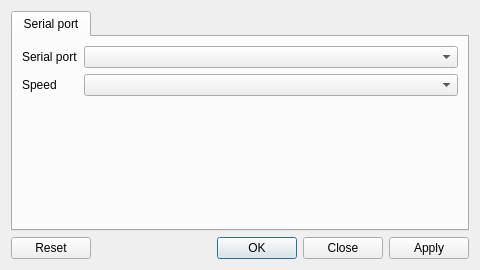
Above: src/windows/configwindow.ui from sardylan/qfm1000 before the change. Below: the same form after it.
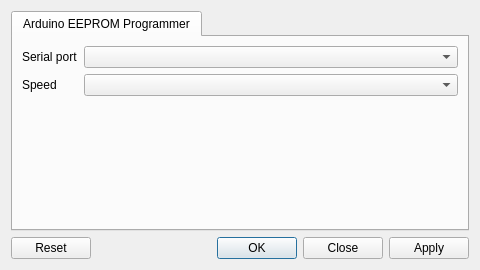
That is the form after the change.

Commit message: Fixes config port arduino serial port

```diff
--- a/src/windows/configwindow.ui
+++ b/src/windows/configwindow.ui
@@ -30,7 +30,7 @@
      </property>
      <widget class="QWidget" name="serialTab">
       <attribute name="title">
-       <string>Serial port</string>
+                            <string>Arduino EEPROM Programmer</string>
       </attribute>
       <layout class="QFormLayout" name="formLayout">
        <item row="0" column="0">
```
Left out of the diff: 21 changed lines with no effect on the pictures. Lines whose indentation alone changed are shown as unchanged. The commit also changes 10 other files.
